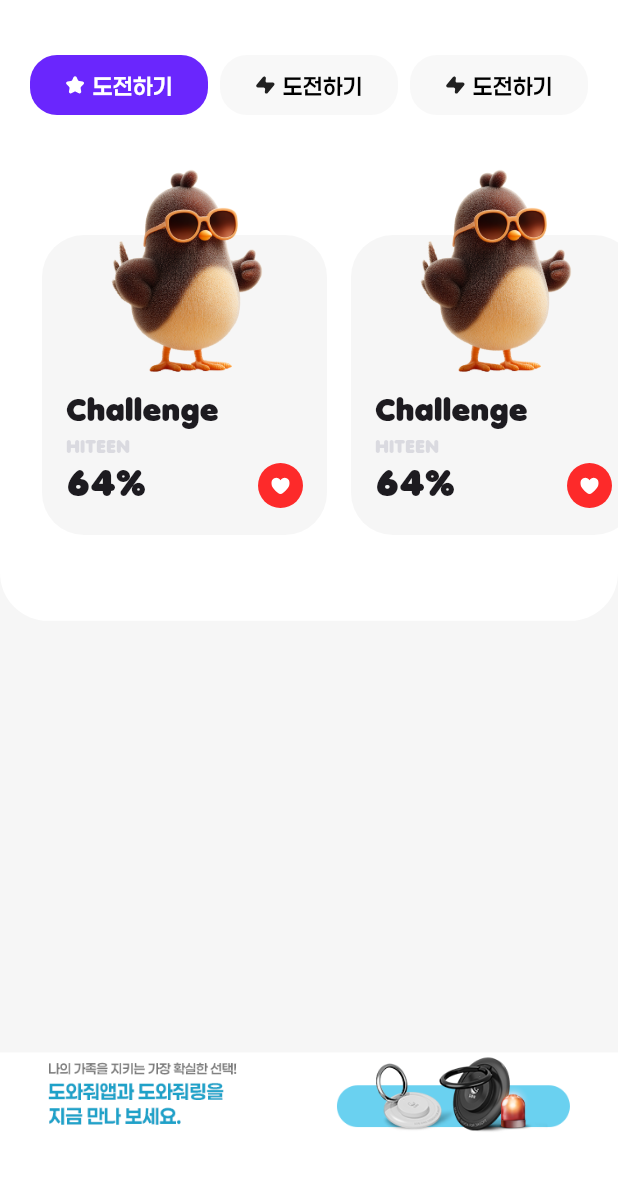
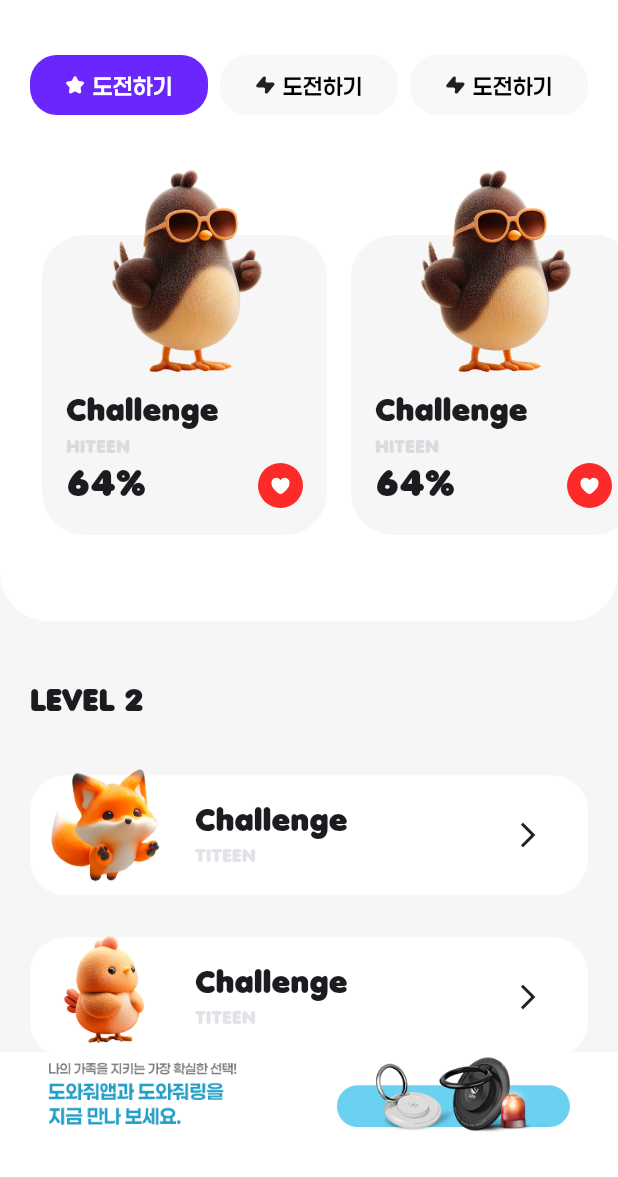
Before and after one commit to gyu-hyung/work, a Flutter app: the TeenPlayPageView screen opened directly, on a phone screen of 412 x 824 dp, the part 59-1236 px from its top. Run offline on Flutter 3.47's test engine with Material 3 defaults, Android fonts, the phone set to English and light mode, and no system bars; our stand-ins replace equatable, flutter_bloc, flutter_svg, go_router.

Commit message:
teen play page

```diff
--- a/lib/src/ui/pages/teenplay/teen_play_page.dart
+++ b/lib/src/ui/pages/teenplay/teen_play_page.dart
@@ -1,9 +1,6 @@
 import 'package:flutter/material.dart';
-import 'package:flutter_bloc/flutter_bloc.dart';
 import 'package:flutter_svg/flutter_svg.dart';
 import 'package:practice01/constants.dart';
-import 'package:practice01/src/ui/pages/teen_story/cubit/teen_story_cubit.dart';
-import 'package:practice01/src/ui/pages/teen_story/widgets/feed_item.dart';
 import 'package:practice01/src/ui/widgets/hiteen_bottom_banner.dart';
 import 'package:practice01/src/ui/widgets/hiteen_logo_app_bar.dart';
 
@@ -32,7 +29,10 @@ class TeenPlayPageView extends StatelessWidget {
     final double screenHeight = MediaQuery.of(context).size.height;
     return Scaffold(
       backgroundColor: const Color(0XffF6F6F6),
-      body: Container(
+      body: CustomScrollView(
+        slivers: [
+          SliverToBoxAdapter(
+            child: Container(
               height: screenHeight * 0.55,
               width: double.infinity,
               decoration: const BoxDecoration(
@@ -50,7 +50,97 @@ class TeenPlayPageView extends StatelessWidget {
                 ],
               ),
             ),
+          ),
+          SliverToBoxAdapter(
+            child: Column(
+              children: [
+                const Padding(
+                  // padding: EdgeInsets.symmetric(horizontal: 20, vertical: 40),
+                  padding: EdgeInsets.fromLTRB(20, 40, 20, 20),
+                  child: Row(
+                    children: [
+                      Text(
+                        'LEVEL 2',
+                        style:
+                            TextStyle(fontSize: 20, fontFamily: kDeBussyFont),
+                      ),
+                    ],
+                  ),
+                ),
+                _buildChallengeRows('assets/images/avartar01.png'),
+                _buildChallengeRows('assets/images/avartar02.png'),
+                _buildChallengeRows('assets/images/avartar03.png'),
+                const SizedBox(
+                  height: 100,
+                )
+              ],
+            ),
+          )
+        ],
+      ),
       bottomNavigationBar: _buildBottomBanner(),
+    );
+  }
+
+  Widget _buildChallengeRows(path) {
+    return Stack(
+      children: [
+        Padding(
+          // padding: const EdgeInsets.symmetric(horizontal: 20, vertical: 14),
+          padding: const EdgeInsets.fromLTRB(20, 14, 20, 14),
+          child: SizedBox(
+            height: 80,
+            child: Container(
+              decoration: BoxDecoration(
+                color: Colors.white,
+                borderRadius: BorderRadius.circular(24),
+              ),
+              child: const Row(
+                children: [
+                  SizedBox(
+                    width: 110,
+                  ),
+                  Column(
+                    mainAxisAlignment: MainAxisAlignment.center,
+                    crossAxisAlignment: CrossAxisAlignment.start,
+                    children: [
+                      Text(
+                        'Challenge',
+                        style:
+                            TextStyle(fontSize: 20, fontFamily: kDeBussyFont),
+                      ),
+                      Text(
+                        'TITEEN',
+                        style: TextStyle(
+                            fontSize: 12,
+                            color: Color(0xff2121214d),
+                            fontFamily: kDeBussyFont),
+                      ),
+                    ],
+                  ),
+                  Spacer(),
+                  Padding(
+                    padding: EdgeInsets.all(30),
+                    child: Icon(
+                      Icons.arrow_forward_ios,
+                      color: Color(0xff212121),
+                      size: 20,
+                    ),
+                  ),
+                ],
+              ),
+            ),
+          ),
+        ),
+        Positioned(
+          top: 0,
+          left: 16,
+          child: Image.asset(
+            path,
+            width: 110,
+          ),
+        ),
+      ],
     );
   }
 
```
Also changed, not shown: assets/images/avartar01.png (added), assets/images/avartar02.png (added), assets/images/avartar03.png (added). Lines whose indentation alone changed are shown as unchanged.
